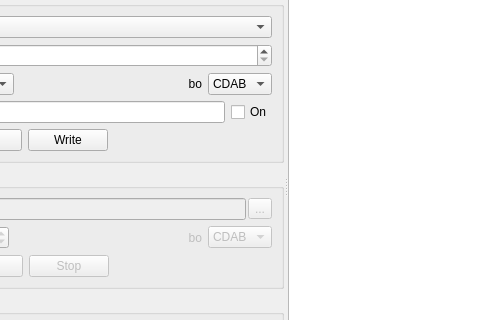
Old version of the form PortListener/modbustcpclient.ui in the repository khomchenkovaa/PortListener; both pictures show x 143 to 623 and y 170 to 490 of the 805 by 712 pixel window.
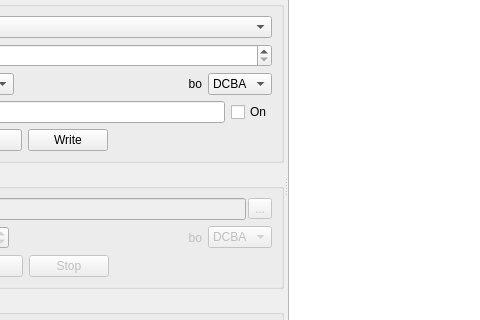
New version of the form.

```diff
--- a/PortListener/modbustcpclient.ui
+++ b/PortListener/modbustcpclient.ui
@@ -193,7 +193,7 @@
             <item>
              <widget class="QComboBox" name="cmbByteOrder">
               <property name="currentIndex">
-               <number>3</number>
+               <number>1</number>
               </property>
               <item>
                <property name="text">
@@ -348,7 +348,7 @@
             <item>
              <widget class="QComboBox" name="cmbCRByteOrder">
               <property name="currentIndex">
-               <number>3</number>
+               <number>1</number>
               </property>
               <item>
                <property name="text">
```
